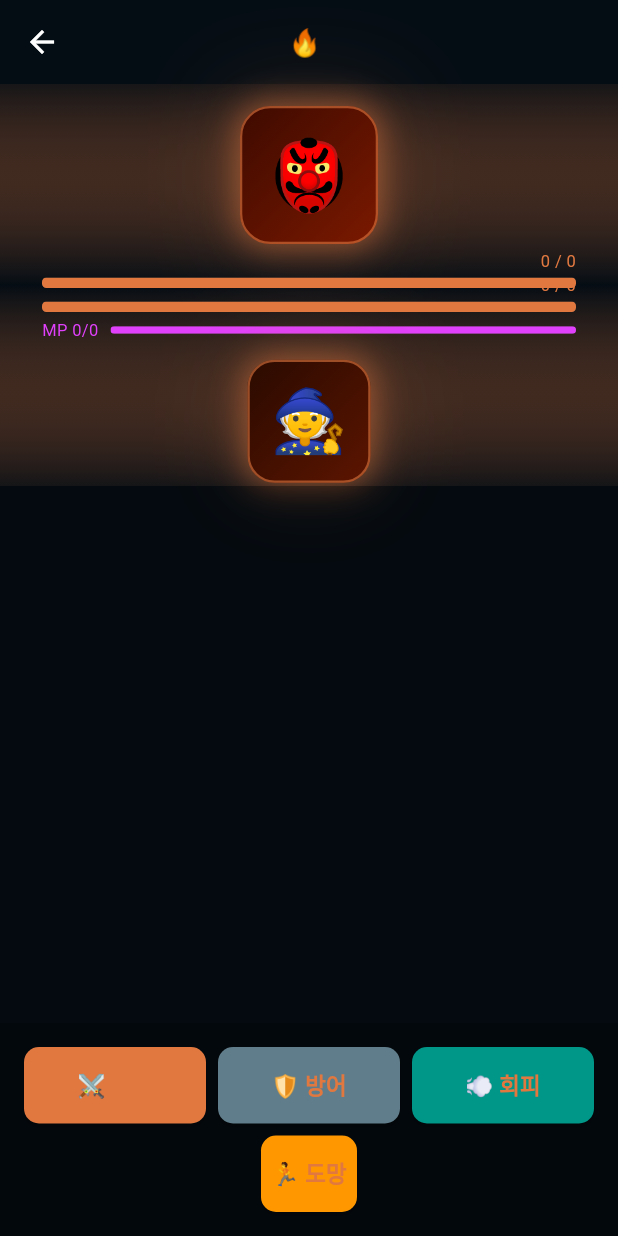
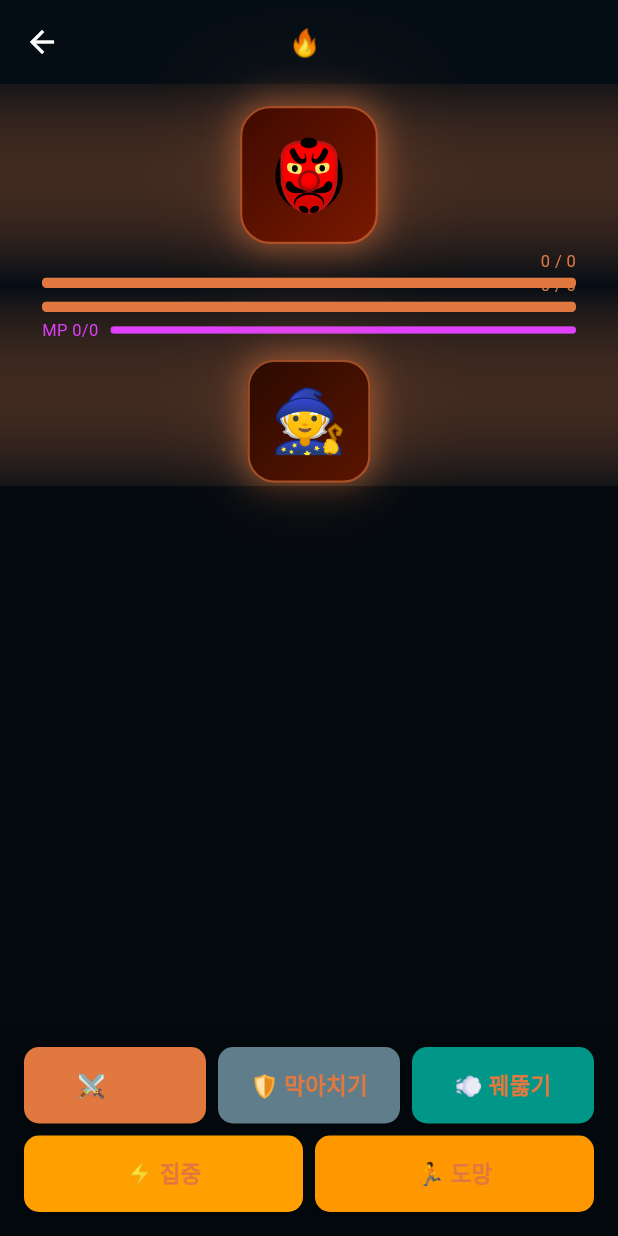
Before and after one commit to alstjs24-design/elemental-quest, a Flutter app: the BattleScreen screen opened directly with empty values, on a phone screen of 412 x 824 dp. Run offline on Flutter 3.47's test engine with Material 3 defaults, Android fonts, the phone set to English and light mode, and no system bars; our stand-ins replace cloud_firestore, firebase_auth, firebase_core, flutter_riverpod, hive_flutter; accounts and stored records are empty.

Commit message:
feat: add A/B plan battle mechanics
A안: RPS secondary effects per choice
- 강타(attack) win: x1.3 bonus damage; loss: x1.2 damage penalty
- 막아치기(defense) win: 60% atk counter; loss: x0.6 damage (earth combo x0.4)
- 꿰뚫기(evasion) win: pierce defense (enemy def=0); loss: 0 damage (complete miss)
- Rename buttons: 공격→강타, 방어→막아치기, 회피→꿰뚫기

B안: Charge (집중) action
- New 집중 button: skip attack, gain isCharged flag, enemy acts
- Next RPS choice applies x2.0 multiplier, then resets isCharged
- Charged state shown with amber banner + glowing button labels

```diff
--- a/lib/features/battle/battle_engine.dart
+++ b/lib/features/battle/battle_engine.dart
@@ -255,9 +255,11 @@ class BattleEngine {
     required Enemy enemy,
     int? effectiveAttack,
     int? effectiveDefense,
+    bool isCharged = false,
   }) {
     final pAtk = effectiveAttack ?? player.stats.attack;
     final pDef = effectiveDefense ?? player.stats.defense;
+    final chargeMult = isCharged ? 2.0 : 1.0;
     final outcome = _rpsOutcome(playerChoice, enemyChoice);
     final elemMult = player.element.damageMultiplier(enemy.element);
     int playerDmg = 0;
@@ -266,9 +268,9 @@ class BattleEngine {
     String? comboMsg;
 
     if (outcome == 1) {
-      // Player wins — check win combos
-      final raw = (pAtk - enemy.defense * 0.5).clamp(1, double.infinity);
-      double bonusMult = 1.0;
+      // A안: 꿰뚫기 win → 방어 무시 (pierce); 강타 win → ×1.3 보너스
+      final effEnemyDef = playerChoice == RpsChoice.evasion ? 0 : enemy.defense;
+      double bonusMult = playerChoice == RpsChoice.attack ? 1.3 : 1.0;
 
       if (player.element == ElementType.fire && playerChoice == RpsChoice.attack) {
         bonusMult = 1.5;
@@ -278,40 +280,71 @@ class BattleEngine {
         comboMsg = '💨 질풍 반격! 속성 콤보 발동!';
       }
 
-      playerDmg = (raw * elemMult * bonusMult).round();
+      if (playerChoice == RpsChoice.defense) {
+        // 막아치기 win → 카운터 (공격력의 60%)
+        final counter = (pAtk * 0.6).round().clamp(1, 9999);
+        playerDmg = (counter * chargeMult).round();
+        comboMsg = comboMsg ?? '🗡️ 막아치기 카운터!';
+      } else {
+        final raw = (pAtk - effEnemyDef * 0.5).clamp(1, double.infinity);
+        playerDmg = (raw * elemMult * bonusMult * chargeMult).round();
+      }
       _applyDamage(enemy, playerDmg);
-      msg = '${_choiceName(playerChoice)} ▶ ${_choiceName(enemyChoice)} 승! ${enemy.name} $playerDmg 피해!';
 
-      // 💧 냉기 흡수: defense win → heal
+      final actionNote = switch (playerChoice) {
+        RpsChoice.attack  => ' (강타 보너스!)',
+        RpsChoice.evasion => ' (방어 무시!)',
+        RpsChoice.defense => ' (카운터!)',
+      };
+      msg = '${_choiceName(playerChoice)} ▶ ${_choiceName(enemyChoice)} 승! '
+          '${enemy.name} $playerDmg 피해!$actionNote';
+      if (isCharged) msg = '⚡ 집중 발동! $msg';
+
+      // 💧 냉기 흡수: water+defense win → heal + 카운터
       if (player.element == ElementType.water && playerChoice == RpsChoice.defense) {
         final maxHp = player.stats.maxHp;
         final heal = (maxHp * 0.10).round().clamp(1, maxHp);
         player.currentHp = (player.currentHp + heal).clamp(0, maxHp);
-        comboMsg = '💧 냉기 흡수! HP +$heal 회복! 속성 콤보 발동!';
+        comboMsg = '💧 냉기 흡수 + 카운터! HP +$heal 회복! 속성 콤보 발동!';
       }
     } else if (outcome == -1) {
-      // Player loses — check loss combos
-      final raw = (enemy.attack - pDef * 0.5).clamp(1, double.infinity);
-      double damageReduction = 1.0;
+      // A안: 행동별 패배 2차 효과
+      // 강타 패배: 과공격 패널티 ×1.2 / 막아치기 패배: ×0.6 / 꿰뚫기 패배: 완전 빗나감
+      double damageMult = switch (playerChoice) {
+        RpsChoice.attack  => 1.2,
+        RpsChoice.defense => 0.6,
+        RpsChoice.evasion => 0.0,
+      };
 
+      // 대지 갑옷 combo: defense loss → 추가 감소
       if (player.element == ElementType.earth && playerChoice == RpsChoice.defense) {
-        damageReduction = 0.4;
+        damageMult = 0.4;
         comboMsg = '🌿 대지 갑옷! 받는 피해 60% 감소! 속성 콤보 발동!';
       }
 
-      enemyDmg = (raw * damageReduction).round().clamp(1, 9999);
-      _applyDamage(player, enemyDmg);
-      msg = '${_choiceName(enemyChoice)} ▶ ${_choiceName(playerChoice)} 패! ${player.name} $enemyDmg 피해!';
+      if (damageMult > 0) {
+        final raw = (enemy.attack - pDef * 0.5).clamp(1, double.infinity);
+        enemyDmg = (raw * damageMult).round().clamp(1, 9999);
+        _applyDamage(player, enemyDmg);
+      }
+
+      final lossNote = switch (playerChoice) {
+        RpsChoice.attack  => ' ⚠️ 과공격 패널티',
+        RpsChoice.defense => ' (부분 방어됨)',
+        RpsChoice.evasion => ' (완전 빗나감, 무피해)',
+      };
+      msg = '${_choiceName(enemyChoice)} ▶ ${_choiceName(playerChoice)} 패!'
+          '${enemyDmg > 0 ? ' ${player.name} $enemyDmg 피해!' : ''}$lossNote';
     } else if (playerChoice == RpsChoice.attack) {
       final pRaw = (pAtk - enemy.defense * 0.5).clamp(1, double.infinity);
-      playerDmg = (pRaw * elemMult).round();
+      playerDmg = (pRaw * elemMult * chargeMult).round();
       final eRaw = (enemy.attack - pDef * 0.5).clamp(1, double.infinity);
       enemyDmg = eRaw.round();
       _applyDamage(enemy, playerDmg);
       _applyDamage(player, enemyDmg);
-      msg = '공격 vs 공격! 상호 피해 — 나 $playerDmg / 적 $enemyDmg';
+      msg = '강타 vs 강타! 상호 피해 — 나 $playerDmg / 적 $enemyDmg';
     } else {
-      msg = '${_choiceName(playerChoice)} vs ${_choiceName(enemyChoice)} — 무승부. 아무 일도 없었다.';
+      msg = '${_choiceName(playerChoice)} vs ${_choiceName(enemyChoice)} — 무승부.';
     }
 
     return RpsResult(
@@ -335,8 +368,8 @@ class BattleEngine {
   }
 
   static String _choiceName(RpsChoice c) => switch (c) {
-    RpsChoice.attack  => '⚔️ 공격',
-    RpsChoice.defense => '🛡️ 방어',
-    RpsChoice.evasion => '💨 회피',
+    RpsChoice.attack  => '⚔️ 강타',
+    RpsChoice.defense => '🛡️ 막아치기',
+    RpsChoice.evasion => '💨 꿰뚫기',
   };
 }
--- a/lib/features/battle/battle_screen.dart
+++ b/lib/features/battle/battle_screen.dart
@@ -367,44 +367,75 @@ class _ActionBar extends ConsumerWidget {
       color: Colors.black38,
       child: Column(
         children: [
+          // charge indicator
+          if (battle.isCharged)
+            Padding(
+              padding: const EdgeInsets.only(bottom: 8),
+              child: Container(
+                padding: const EdgeInsets.symmetric(horizontal: 12, vertical: 4),
+                decoration: BoxDecoration(
+                  color: Colors.amber.withValues(alpha: 0.2),
+                  borderRadius: BorderRadius.circular(8),
+                  border: Border.all(color: Colors.amber.withValues(alpha: 0.6)),
+                ),
+                child: const Text(
+                  '⚡ 집중 충전 완료! 다음 공격 ×2.0',
+                  style: TextStyle(color: Colors.amber, fontSize: 12, fontWeight: FontWeight.bold),
+                  textAlign: TextAlign.center,
+                ),
+              ),
+            ),
           Row(
             children: [
               Expanded(
                 child: _ABtn(
-                  label: '⚔️ 공격',
+                  label: battle.isCharged ? '⚡⚔️ 강타' : '⚔️ 강타',
                   enabled: enabled,
-                  onTap: () =>
-                      notifier.playerChooseRps(RpsChoice.attack),
+                  color: battle.isCharged ? Colors.deepOrange : const Color(0xFFE07840),
+                  onTap: () => notifier.playerChooseRps(RpsChoice.attack),
                 ),
               ),
               const SizedBox(width: 8),
               Expanded(
                 child: _ABtn(
-                  label: '🛡️ 방어',
+                  label: battle.isCharged ? '⚡🛡️ 막아치기' : '🛡️ 막아치기',
                   enabled: enabled,
-                  color: Colors.blueGrey,
-                  onTap: () =>
-                      notifier.playerChooseRps(RpsChoice.defense),
+                  color: battle.isCharged ? Colors.indigo : Colors.blueGrey,
+                  onTap: () => notifier.playerChooseRps(RpsChoice.defense),
                 ),
               ),
               const SizedBox(width: 8),
               Expanded(
                 child: _ABtn(
-                  label: '💨 회피',
+                  label: battle.isCharged ? '⚡💨 꿰뚫기' : '💨 꿰뚫기',
                   enabled: enabled,
-                  color: Colors.teal,
-                  onTap: () =>
-                      notifier.playerChooseRps(RpsChoice.evasion),
+                  color: battle.isCharged ? Colors.cyan.shade700 : Colors.teal,
+                  onTap: () => notifier.playerChooseRps(RpsChoice.evasion),
                 ),
               ),
             ],
           ),
           const SizedBox(height: 8),
-          _ABtn(
-            label: '🏃 도망',
-            enabled: enabled,
-            color: Colors.orange,
-            onTap: notifier.playerFlee,
+          Row(
+            children: [
+              Expanded(
+                child: _ABtn(
+                  label: battle.isCharged ? '⚡ 충전 완료' : '⚡ 집중',
+                  enabled: enabled && !battle.isCharged,
+                  color: Colors.amber.shade700,
+                  onTap: notifier.playerCharge,
+                ),
+              ),
+              const SizedBox(width: 8),
+              Expanded(
+                child: _ABtn(
+                  label: '🏃 도망',
+                  enabled: enabled,
+                  color: Colors.orange,
+                  onTap: notifier.playerFlee,
+                ),
+              ),
+            ],
           ),
         ],
       ),
--- a/lib/features/battle/battle_state.dart
+++ b/lib/features/battle/battle_state.dart
@@ -16,6 +16,8 @@ class BattleState {
   final int effectiveDefense;
   final List<MaterialItem> pendingDrops;
 
+  final bool isCharged;
+
   const BattleState({
     required this.player,
     required this.enemy,
@@ -25,6 +27,7 @@ class BattleState {
     required this.effectiveDefense,
     this.pendingDrops = const [],
     this.isDefending = false,
+    this.isCharged = false,
     this.turn = 1,
   });
 
@@ -34,6 +37,7 @@ class BattleState {
     BattlePhase? phase,
     List<BattleResult>? log,
     bool? isDefending,
+    bool? isCharged,
     int? turn,
     int? effectiveAttack,
     int? effectiveDefense,
@@ -45,6 +49,7 @@ class BattleState {
       phase: phase ?? this.phase,
       log: log ?? this.log,
       isDefending: isDefending ?? this.isDefending,
+      isCharged: isCharged ?? this.isCharged,
       turn: turn ?? this.turn,
       effectiveAttack: effectiveAttack ?? this.effectiveAttack,
       effectiveDefense: effectiveDefense ?? this.effectiveDefense,
```
Also changed, not shown: lib/features/battle/battle_notifier.dart (+22 -2 lines).
